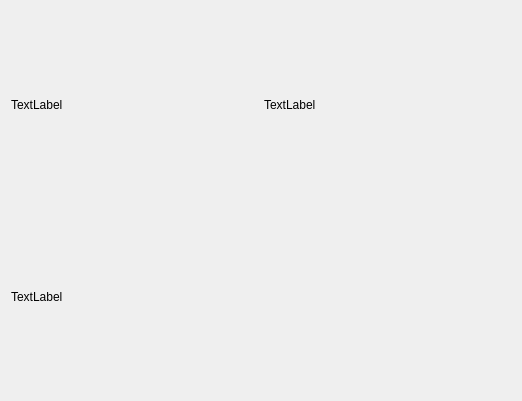
This is qt_projects/imageqt/imgwin.ui in Ronak786/miscthings as Qt 5 draws it before an edit. The edited form follows.
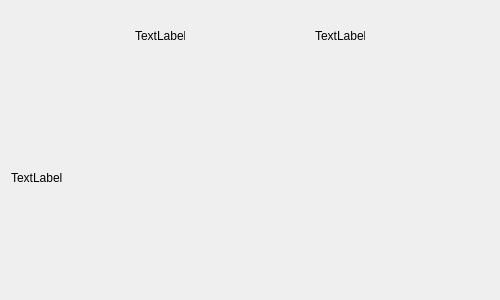
This is the edited form.

The edit to the form file:
```diff
--- a/qt_projects/imageqt/imgwin.ui
+++ b/qt_projects/imageqt/imgwin.ui
@@ -6,14 +6,26 @@
    <rect>
     <x>0</x>
     <y>0</y>
-    <width>522</width>
-    <height>401</height>
+    <width>500</width>
+    <height>300</height>
    </rect>
   </property>
+  <property name="sizePolicy">
+   <sizepolicy hsizetype="Preferred" vsizetype="Preferred">
+    <horstretch>0</horstretch>
+    <verstretch>0</verstretch>
+   </sizepolicy>
+  </property>
+  <property name="minimumSize">
+   <size>
+    <width>0</width>
+    <height>0</height>
+   </size>
+  </property>
   <property name="maximumSize">
    <size>
-    <width>522</width>
-    <height>401</height>
+    <width>800</width>
+    <height>600</height>
    </size>
   </property>
   <property name="windowTitle">
@@ -27,10 +39,22 @@
     <item>
      <layout class="QHBoxLayout" name="hbox">
       <property name="sizeConstraint">
-       <enum>QLayout::SetFixedSize</enum>
+       <enum>QLayout::SetMinAndMaxSize</enum>
       </property>
       <item>
        <widget class="QLabel" name="labelB">
+        <property name="minimumSize">
+         <size>
+          <width>50</width>
+          <height>50</height>
+         </size>
+        </property>
+        <property name="maximumSize">
+         <size>
+          <width>50</width>
+          <height>50</height>
+         </size>
+        </property>
         <property name="text">
          <string>TextLabel</string>
         </property>
@@ -38,6 +62,18 @@
       </item>
       <item>
        <widget class="QLabel" name="labelA">
+        <property name="minimumSize">
+         <size>
+          <width>50</width>
+          <height>50</height>
+         </size>
+        </property>
+        <property name="maximumSize">
+         <size>
+          <width>50</width>
+          <height>50</height>
+         </size>
+        </property>
         <property name="text">
          <string>TextLabel</string>
         </property>
@@ -47,6 +83,12 @@
     </item>
     <item>
      <widget class="QLabel" name="labelImage">
+      <property name="sizePolicy">
+       <sizepolicy hsizetype="Minimum" vsizetype="Minimum">
+        <horstretch>0</horstretch>
+        <verstretch>0</verstretch>
+       </sizepolicy>
+      </property>
       <property name="text">
        <string>TextLabel</string>
       </property>
```
